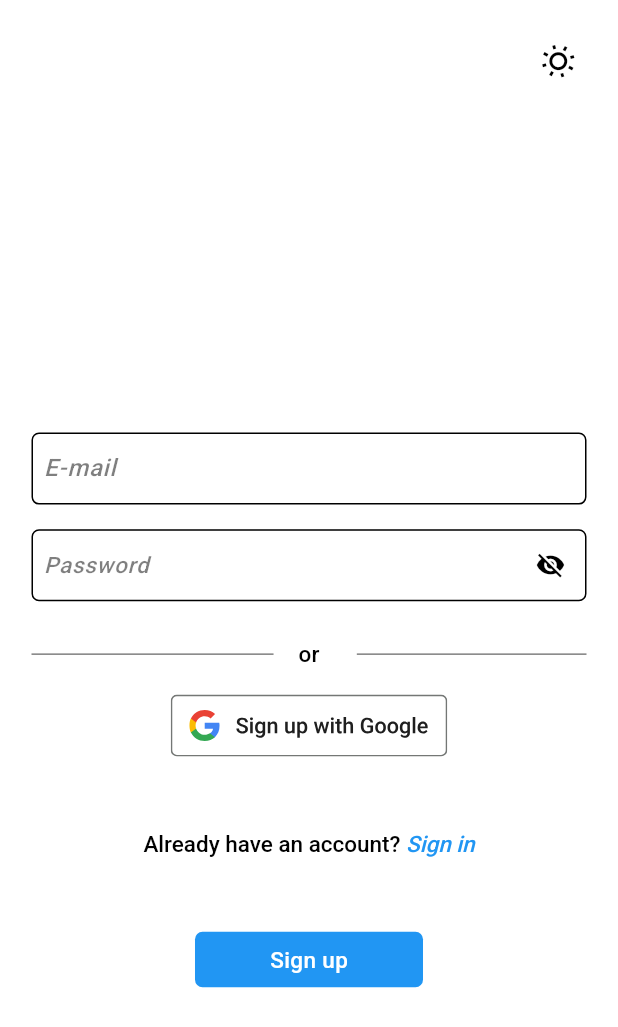
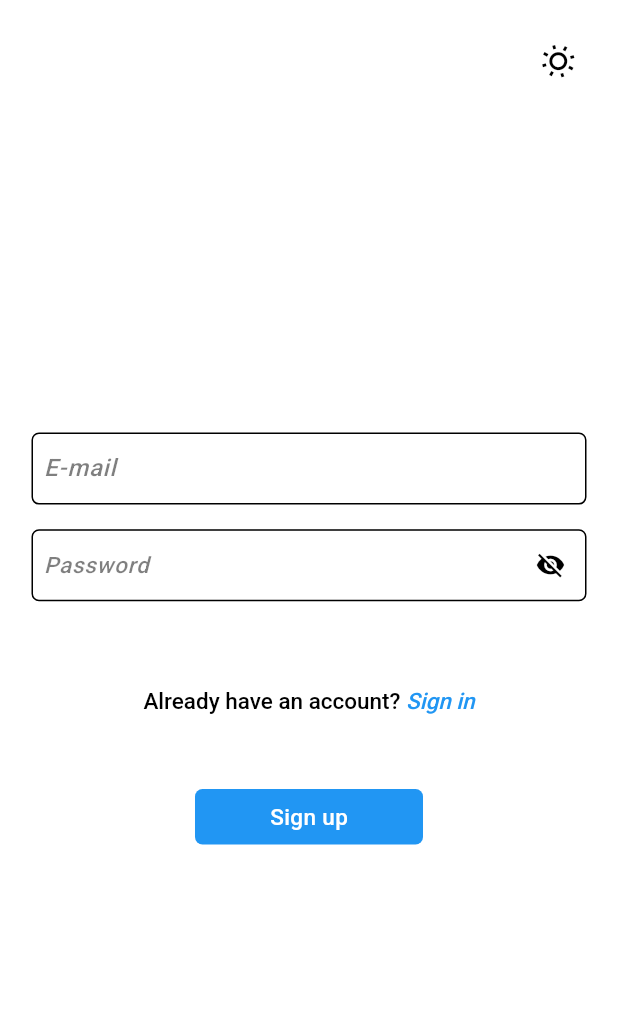
Before and after one commit to abb-sandbox/dream_messenger_demo, a Flutter app: the screen it shows after launch, on a phone screen of 412 x 824 dp. Shown: the top 1027 px of the screen. Run offline on Flutter 3.47's test engine with Material 3 defaults, Android fonts, the phone set to English and light mode, and no system bars; our stand-ins replace dartz, dio, equatable, firebase_auth, firebase_core, firebase_database and 3 more; accounts and stored records are empty; generated files the repository leaves out were written again.

Commit message:
refactor(auth): remove Google authentication assets and widgets
- Delete various Google logo SVG assets for both light and dark themes.
- Remove `GoogleAuthWidget` and its associated logic.
- Remove `GoogleAuthWidget` usage from `SignInPage` and `SignUpPage`.
- Apply minor formatting adjustments to `SignInPage`.

```diff
--- a/lib/features/auth/presentation/pages/sign_in_page.dart
+++ b/lib/features/auth/presentation/pages/sign_in_page.dart
@@ -9,7 +9,6 @@ import 'package:flutter/material.dart';
 import '../../../../core/constants.dart';
 import '../../../../core/utils/responsive_helper.dart';
 import '../widgets/email_field.dart';
-import '../widgets/google_auth_widget.dart';
 import '../widgets/password_field.dart';
 
 class SignInPage extends StatefulWidget {
@@ -92,8 +91,6 @@ class _SignInPageState extends State<SignInPage> {
 
                         SizedBox(height: size.height * 0.01),
 
-                        GoogleAuthWidget(signIn: true),
-
                         Container(
                           margin: EdgeInsets.symmetric(
                             vertical: size.height * 0.06,
@@ -108,7 +105,8 @@ class _SignInPageState extends State<SignInPage> {
                                 TextSpan(text: "Don't have an account? "),
                                 TextSpan(
                                   recognizer: TapGestureRecognizer()
-                                    ..onTap = () =>Navigator.pushAndRemoveUntil(
+                                    ..onTap = () =>
+                                        Navigator.pushAndRemoveUntil(
                                           context,
                                           MaterialPageRoute(
                                             builder: (context) => SignUpPage(
--- a/lib/features/auth/presentation/pages/sign_up_page.dart
+++ b/lib/features/auth/presentation/pages/sign_up_page.dart
@@ -11,7 +11,6 @@ import 'package:flutter/gestures.dart';
 import 'package:flutter/material.dart';
 import '../../../chat/presentation/pages/chat_list_page.dart';
 import '../bloc/signInBloc/sign_in_bloc.dart';
-import '../widgets/google_auth_widget.dart';
 
 class SignUpPage extends StatefulWidget {
   final String? emailField;
@@ -94,8 +93,6 @@ class _SignUpPageState extends State<SignUpPage> {
                         ),
 
                         SizedBox(height: size.height * 0.01),
-
-                        GoogleAuthWidget(signIn: false),
 
                         Container(
                           margin: EdgeInsets.symmetric(
--- a/lib/features/auth/presentation/widgets/google_auth_widget.dart
+++ /dev/null
@@ -1,70 +0,0 @@
-import 'package:dream_messenger_demo/core/utils/responsive_helper.dart';
-import 'package:flutter/material.dart';
-import 'package:flutter_bloc/flutter_bloc.dart';
-import 'package:flutter_svg/flutter_svg.dart';
-import '../../../../core/bloc/themeBloc/theme_bloc.dart';
-
-class GoogleAuthWidget extends StatelessWidget {
-  final bool signIn;
-
-  const GoogleAuthWidget({super.key, required this.signIn});
-
-  @override
-  Widget build(BuildContext context) {
-    final size = MediaQuery.of(context).size;
-    final theme = Theme.of(context);
-    return Column(
-      children: [
-        Padding(
-          padding:  EdgeInsets.symmetric(vertical: size.height*0.02),
-          child: Row(
-            children: [
-              Expanded(
-                child: Divider(
-                  color: theme.colorScheme.surface.withValues(alpha: 0.5),
-                ),
-              ),
-              Padding(
-                padding: EdgeInsets.symmetric(horizontal: size.width * 0.04),
-                child: Text(
-                  "or",
-                  style: TextStyle(
-                    color: theme.colorScheme.surface,
-                    fontSize: context.textSize,
-                  ),
-                ),
-              ),
-              Expanded(
-                child: Divider(
-                  indent: size.width * 0.02,
-                  color: theme.colorScheme.surface.withValues(alpha: 0.5),
-                ),
-              ),
-            ],
-          ),
-        ),
-
-        SizedBox(
-          width: double.infinity,
-          height: size.height * 0.05,
-          child: BlocBuilder<ThemeBloc, ThemeState>(
-            builder: (context, state) {
-              if (state.themeData.brightness == Brightness.dark) {
-                return SvgPicture.asset(
-                  signIn
-                      ? "assets/icons/g_logo_android_dark_sq_SI.svg"
-                      : "assets/icons/g_logo_android_dark_sq_SU.svg",
-                );
-              }
-              return SvgPicture.asset(
-                signIn
-                    ? "assets/icons/g_logo_android_light_sq_SI.svg"
-                    : "assets/icons/g_logo_android_light_sq_SU.svg",
-              );
-            },
-          ),
-        ),
-      ],
-    );
-  }
-}
```
Also changed, not shown: assets/icons/g_logo_android_dark_sq_SI.svg (deleted), assets/icons/g_logo_android_dark_sq_SU.svg (deleted), assets/icons/g_logo_android_light_sq_SI.svg (deleted), assets/icons/g_logo_android_light_sq_SU.svg (deleted), assets/icons/google_logo.svg (deleted). Lines whose indentation alone changed are shown as unchanged.
